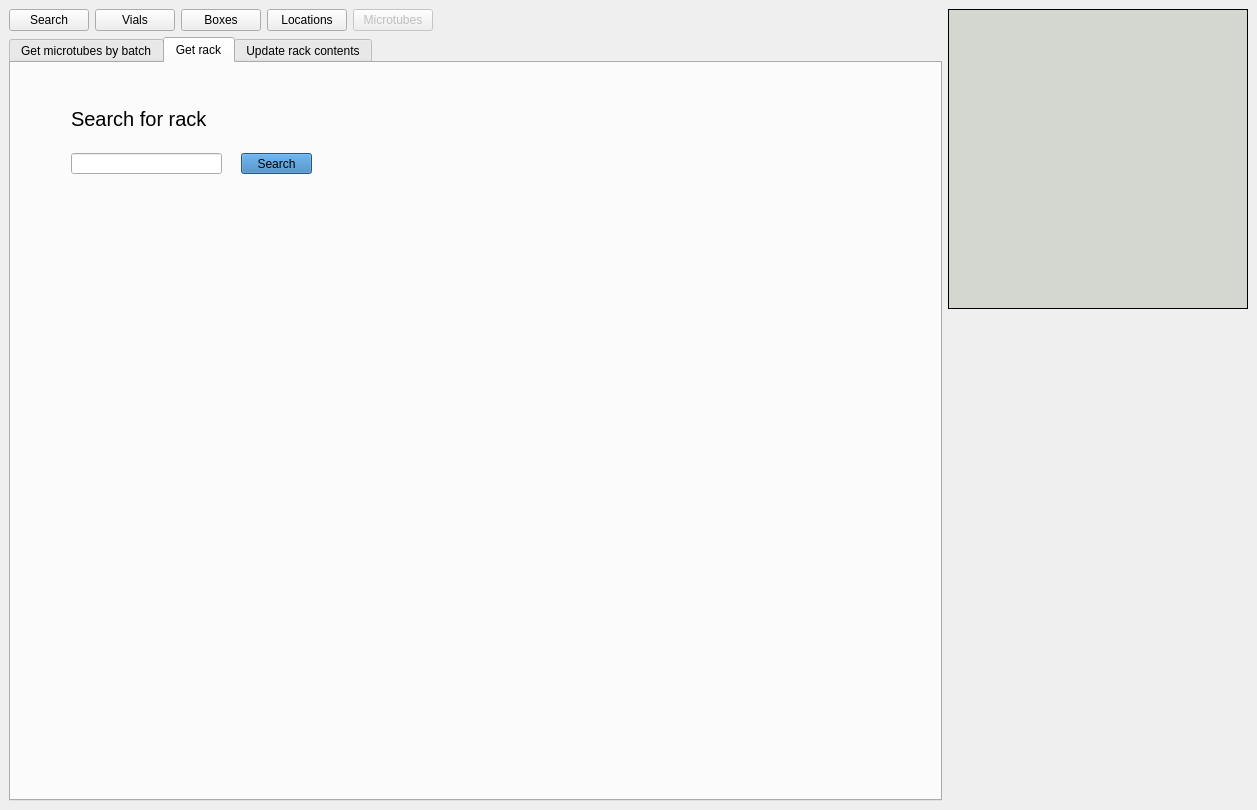
This is frontend/assets/microtubeswindow.ui in dahlbma/cello as Qt 5 draws it before an edit. The edited form follows.
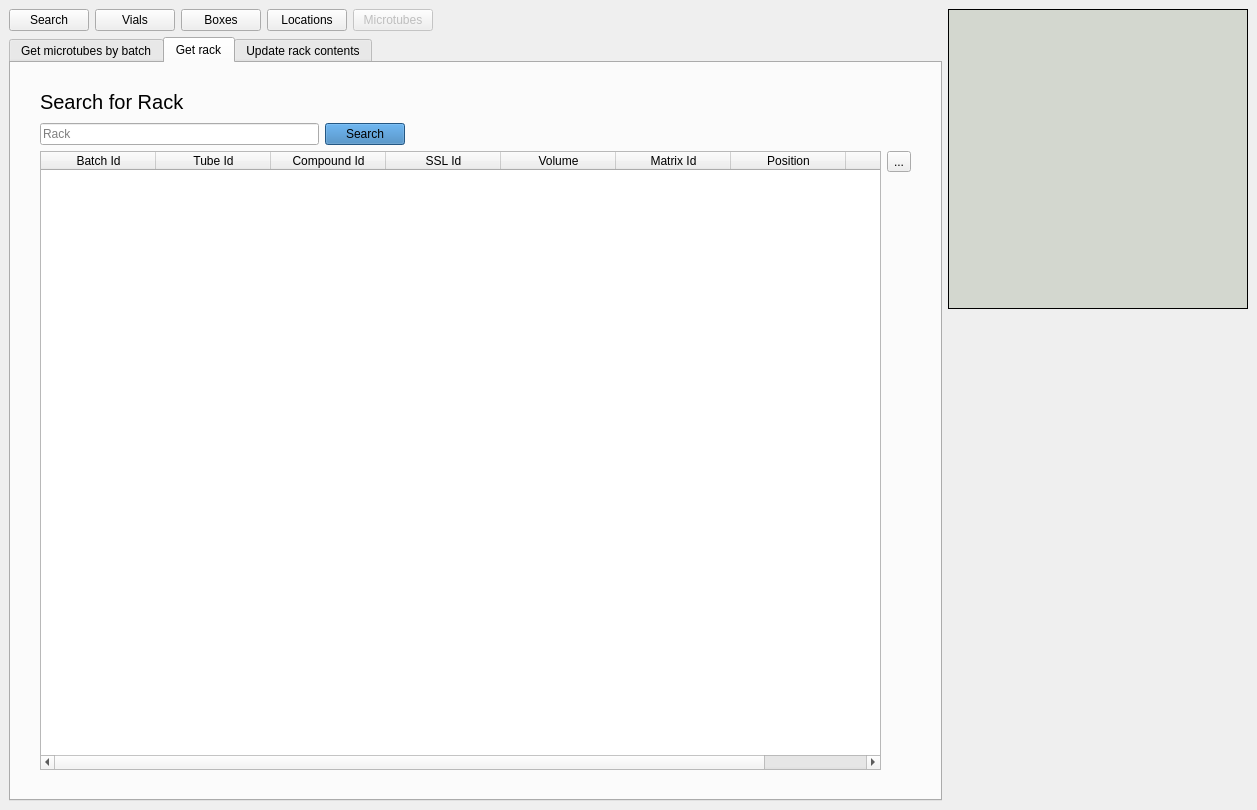
This is the edited form. The open tabs and pages were chosen to show the change.

Commit message: Add microtubesscreen with first tab working

```diff
--- a/frontend/assets/microtubeswindow.ui
+++ b/frontend/assets/microtubeswindow.ui
@@ -306,50 +306,247 @@
          <attribute name="title">
           <string>Get rack</string>
          </attribute>
-         <widget class="QLabel" name="label_2">
-          <property name="geometry">
-           <rect>
-            <x>60</x>
-            <y>40</y>
-            <width>141</width>
-            <height>31</height>
-           </rect>
-          </property>
-          <property name="font">
-           <font>
-            <pointsize>15</pointsize>
-           </font>
-          </property>
-          <property name="text">
-           <string>Search for rack</string>
-          </property>
-         </widget>
-         <widget class="QLineEdit" name="lineEdit">
-          <property name="geometry">
-           <rect>
-            <x>60</x>
-            <y>90</y>
-            <width>151</width>
-            <height>21</height>
-           </rect>
-          </property>
-         </widget>
-         <widget class="QPushButton" name="pushButton">
-          <property name="geometry">
-           <rect>
-            <x>230</x>
-            <y>90</y>
-            <width>71</width>
-            <height>21</height>
-           </rect>
-          </property>
-          <property name="styleSheet">
-           <string notr="true">background-color: rgb(51, 122, 183)</string>
-          </property>
-          <property name="text">
-           <string>Search</string>
-          </property>
-         </widget>
+         <layout class="QGridLayout" name="gridLayout_8">
+          <item row="3" column="4">
+           <spacer name="horizontalSpacer_8">
+            <property name="orientation">
+             <enum>Qt::Horizontal</enum>
+            </property>
+            <property name="sizeType">
+             <enum>QSizePolicy::Fixed</enum>
+            </property>
+            <property name="sizeHint" stdset="0">
+             <size>
+              <width>20</width>
+              <height>20</height>
+             </size>
+            </property>
+           </spacer>
+          </item>
+          <item row="1" column="3">
+           <spacer name="horizontalSpacer_9">
+            <property name="orientation">
+             <enum>Qt::Horizontal</enum>
+            </property>
+            <property name="sizeType">
+             <enum>QSizePolicy::Maximum</enum>
+            </property>
+            <property name="sizeHint" stdset="0">
+             <size>
+              <width>400</width>
+              <height>20</height>
+             </size>
+            </property>
+           </spacer>
+          </item>
+          <item row="1" column="1" colspan="2">
+           <layout class="QGridLayout" name="gridLayout_5">
+            <item row="0" column="0">
+             <widget class="QLabel" name="label_2">
+              <property name="maximumSize">
+               <size>
+                <width>16777215</width>
+                <height>30</height>
+               </size>
+              </property>
+              <property name="font">
+               <font>
+                <pointsize>15</pointsize>
+               </font>
+              </property>
+              <property name="text">
+               <string>Search for Rack</string>
+              </property>
+              <property name="wordWrap">
+               <bool>false</bool>
+              </property>
+             </widget>
+            </item>
+            <item row="0" column="1">
+             <spacer name="horizontalSpacer_6">
+              <property name="orientation">
+               <enum>Qt::Horizontal</enum>
+              </property>
+              <property name="sizeType">
+               <enum>QSizePolicy::Maximum</enum>
+              </property>
+              <property name="sizeHint" stdset="0">
+               <size>
+                <width>100</width>
+                <height>20</height>
+               </size>
+              </property>
+             </spacer>
+            </item>
+            <item row="1" column="0">
+             <layout class="QHBoxLayout" name="horizontalLayout_2">
+              <item>
+               <widget class="QLineEdit" name="rack_search_eb">
+                <property name="maximumSize">
+                 <size>
+                  <width>320</width>
+                  <height>16777215</height>
+                 </size>
+                </property>
+                <property name="placeholderText">
+                 <string>Rack</string>
+                </property>
+               </widget>
+              </item>
+              <item>
+               <widget class="QPushButton" name="rack_search_btn">
+                <property name="maximumSize">
+                 <size>
+                  <width>100</width>
+                  <height>16777215</height>
+                 </size>
+                </property>
+                <property name="styleSheet">
+                 <string notr="true">background-color: rgb(51, 122, 183)</string>
+                </property>
+                <property name="text">
+                 <string>Search</string>
+                </property>
+               </widget>
+              </item>
+             </layout>
+            </item>
+           </layout>
+          </item>
+          <item row="0" column="1">
+           <spacer name="verticalSpacer_5">
+            <property name="orientation">
+             <enum>Qt::Vertical</enum>
+            </property>
+            <property name="sizeType">
+             <enum>QSizePolicy::Fixed</enum>
+            </property>
+            <property name="sizeHint" stdset="0">
+             <size>
+              <width>20</width>
+              <height>15</height>
+             </size>
+            </property>
+           </spacer>
+          </item>
+          <item row="2" column="0">
+           <spacer name="horizontalSpacer_7">
+            <property name="orientation">
+             <enum>Qt::Horizontal</enum>
+            </property>
+            <property name="sizeType">
+             <enum>QSizePolicy::Fixed</enum>
+            </property>
+            <property name="sizeHint" stdset="0">
+             <size>
+              <width>20</width>
+              <height>20</height>
+             </size>
+            </property>
+           </spacer>
+          </item>
+          <item row="2" column="1" rowspan="3" colspan="3">
+           <layout class="QGridLayout" name="gridLayout_4">
+            <item row="0" column="0" rowspan="2">
+             <widget class="QTableWidget" name="rack_table">
+              <property name="font">
+               <font>
+                <pointsize>9</pointsize>
+               </font>
+              </property>
+              <property name="sortingEnabled">
+               <bool>true</bool>
+              </property>
+              <attribute name="horizontalHeaderDefaultSectionSize">
+               <number>115</number>
+              </attribute>
+              <attribute name="horizontalHeaderShowSortIndicator" stdset="0">
+               <bool>true</bool>
+              </attribute>
+              <attribute name="horizontalHeaderStretchLastSection">
+               <bool>true</bool>
+              </attribute>
+              <column>
+               <property name="text">
+                <string>Batch Id</string>
+               </property>
+              </column>
+              <column>
+               <property name="text">
+                <string>Tube Id</string>
+               </property>
+              </column>
+              <column>
+               <property name="text">
+                <string>Compound Id</string>
+               </property>
+              </column>
+              <column>
+               <property name="text">
+                <string>SSL Id</string>
+               </property>
+              </column>
+              <column>
+               <property name="text">
+                <string>Volume</string>
+               </property>
+              </column>
+              <column>
+               <property name="text">
+                <string>Matrix Id</string>
+               </property>
+              </column>
+              <column>
+               <property name="text">
+                <string>Position</string>
+               </property>
+              </column>
+              <column>
+               <property name="text">
+                <string>Location</string>
+               </property>
+              </column>
+             </widget>
+            </item>
+            <item row="0" column="1">
+             <widget class="QToolButton" name="rack_export_btn">
+              <property name="text">
+               <string>...</string>
+              </property>
+             </widget>
+            </item>
+            <item row="1" column="1">
+             <spacer name="verticalSpacer_4">
+              <property name="orientation">
+               <enum>Qt::Vertical</enum>
+              </property>
+              <property name="sizeHint" stdset="0">
+               <size>
+                <width>20</width>
+                <height>508</height>
+               </size>
+              </property>
+             </spacer>
+            </item>
+           </layout>
+          </item>
+          <item row="5" column="1">
+           <spacer name="verticalSpacer_6">
+            <property name="orientation">
+             <enum>Qt::Vertical</enum>
+            </property>
+            <property name="sizeType">
+             <enum>QSizePolicy::Fixed</enum>
+            </property>
+            <property name="sizeHint" stdset="0">
+             <size>
+              <width>20</width>
+              <height>20</height>
+             </size>
+            </property>
+           </spacer>
+          </item>
+         </layout>
         </widget>
         <widget class="QWidget" name="update_rack_tab">
          <attribute name="title">
```
Left out of the diff: 135 changed lines with no effect on the pictures. The commit also changes 7 other files.
